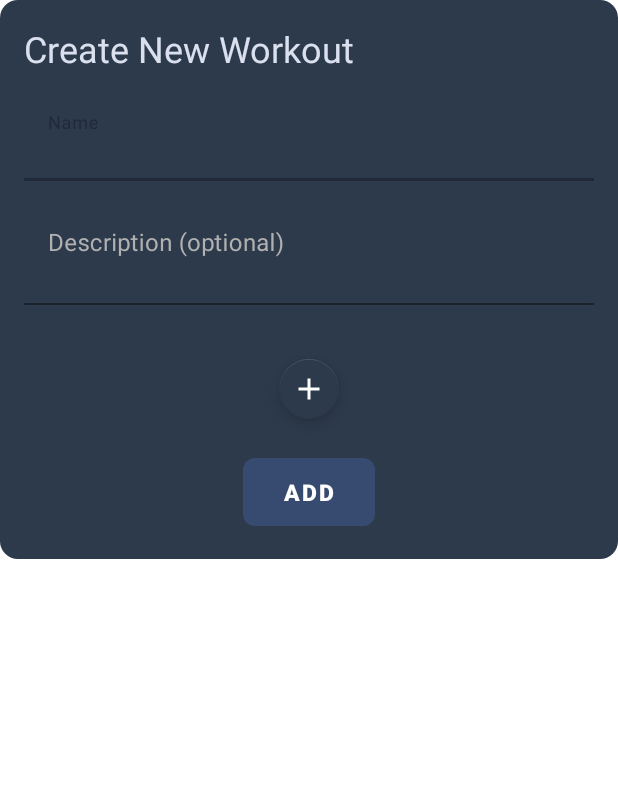
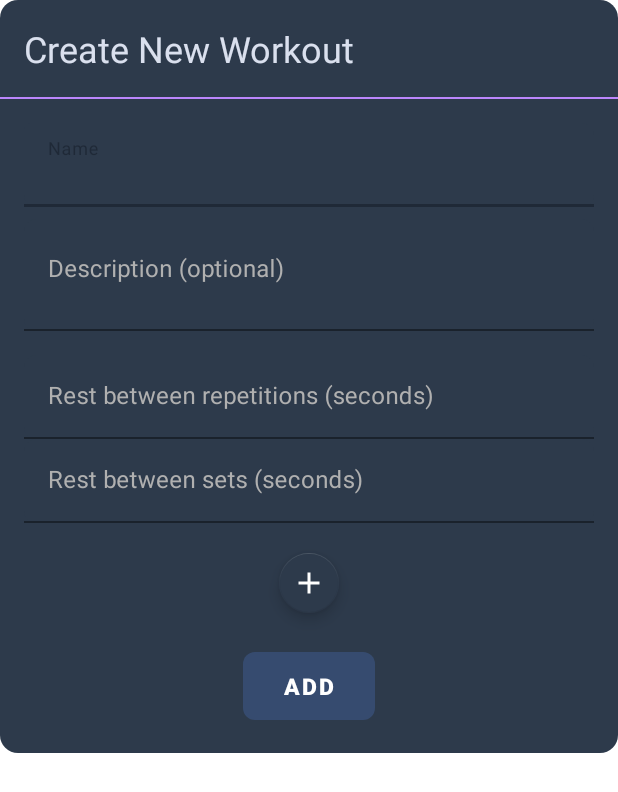
Before and after one commit to CrimPi-project/CrimPi-android-app, an Android app: the layout dialog_add_workout.xml on its own in the app's theme, with its tools: preview values and no code run, on a phone screen of 412 x 824 dp. Shown: the top 792 px of the screen. Run offline under Robolectric (Android 15) with nearby library versions, the phone set to English and light mode, and no system bars.

Commit message:
Custom workouts are now FULLY functional

```diff
--- a/app/src/main/res/layout/dialog_add_workout.xml
+++ b/app/src/main/res/layout/dialog_add_workout.xml
@@ -1,16 +1,22 @@
-<!-- dialog_add_workout.xml -->
 <ScrollView xmlns:android="http://schemas.android.com/apk/res/android"
     xmlns:app="http://schemas.android.com/apk/res-auto"
     xmlns:tools="http://schemas.android.com/tools"
     android:layout_width="match_parent"
     android:layout_height="wrap_content"
-    android:background="@drawable/rounded_dialog_background"
-    android:padding="16dp">
+    android:background="@drawable/rounded_dialog_background">
 
     <LinearLayout
         android:layout_width="match_parent"
         android:layout_height="wrap_content"
         android:orientation="vertical">
+
+        <LinearLayout
+            android:layout_width="match_parent"
+            android:layout_height="wrap_content"
+            android:orientation="vertical"
+            android:paddingStart="16dp"
+            android:paddingEnd="16dp"
+            android:paddingTop="16dp">
 
             <TextView
                 android:layout_width="match_parent"
@@ -20,9 +26,23 @@
                 android:gravity="start"
                 android:text="@string/create_new_workout"
                 android:textColor="@color/primary_text_color"
-            android:textSize="24sp" /> <!-- Hiding title as per your image -->
+                android:textSize="24sp" />
+        </LinearLayout>
 
-        <!-- Workout Name -->
+        <View
+            android:layout_width="match_parent"
+            android:layout_height="1dp"
+            android:layout_marginBottom="16dp"
+            android:background="@color/purple_200" />
+
+        <LinearLayout
+            android:layout_width="match_parent"
+            android:layout_height="wrap_content"
+            android:orientation="vertical"
+            android:paddingStart="16dp"
+            android:paddingEnd="16dp"
+            android:paddingBottom="16dp">
+
             <com.google.android.material.textfield.TextInputLayout
                 android:layout_width="match_parent"
                 android:layout_height="wrap_content"
@@ -42,7 +62,6 @@
                     android:textColor="@color/primary_text_color" />
             </com.google.android.material.textfield.TextInputLayout>
 
-        <!-- Workout Description -->
             <com.google.android.material.textfield.TextInputLayout
                 android:layout_width="match_parent"
                 android:layout_height="wrap_content"
@@ -65,7 +84,44 @@
                     android:textColor="@color/primary_text_color" />
             </com.google.android.material.textfield.TextInputLayout>
 
-        <!-- Container for dynamically added exercise lines -->
+            <com.google.android.material.textfield.TextInputLayout
+                android:layout_width="match_parent"
+                android:layout_height="wrap_content"
+                android:hint="@string/rest_between_repetitions"
+                android:textColorHint="@color/text_light_gray"
+                app:boxBackgroundColor="@color/primary_navy"
+                app:boxCornerRadiusBottomEnd="8dp"
+                app:boxCornerRadiusBottomStart="8dp"
+                app:boxCornerRadiusTopEnd="8dp"
+                app:boxCornerRadiusTopStart="8dp">
+
+                <com.google.android.material.textfield.TextInputEditText
+                    android:id="@+id/edit_text_rest_between_repetitions"
+                    android:layout_width="match_parent"
+                    android:layout_height="wrap_content"
+                    android:inputType="number"
+                    android:textColor="@color/text_light_gray" />
+            </com.google.android.material.textfield.TextInputLayout>
+
+            <com.google.android.material.textfield.TextInputLayout
+                android:layout_width="match_parent"
+                android:layout_height="wrap_content"
+                android:hint="@string/rest_between_sets"
+                android:textColorHint="@color/text_light_gray"
+                app:boxBackgroundColor="@color/primary_navy"
+                app:boxCornerRadiusBottomEnd="8dp"
+                app:boxCornerRadiusBottomStart="8dp"
+                app:boxCornerRadiusTopEnd="8dp"
+                app:boxCornerRadiusTopStart="8dp">
+
+                <com.google.android.material.textfield.TextInputEditText
+                    android:id="@+id/edit_text_rest_between_sets"
+                    android:layout_width="match_parent"
+                    android:layout_height="wrap_content"
+                    android:inputType="number"
+                    android:textColor="@color/text_light_gray" />
+            </com.google.android.material.textfield.TextInputLayout>
+
             <LinearLayout
                 android:id="@+id/layout_exercises_container_main"
                 android:layout_width="match_parent"
@@ -73,7 +129,6 @@
                 android:layout_marginBottom="8dp"
                 android:orientation="vertical" />
 
-        <!-- Mini plus button to Add New Exercise -->
             <com.google.android.material.floatingactionbutton.FloatingActionButton
                 android:id="@+id/fab_add_exercise_main"
                 android:layout_width="wrap_content"
@@ -89,14 +144,11 @@
                 app:fabSize="mini"
                 app:tint="@android:color/white" />
 
-        <!-- Action Buttons -->
             <LinearLayout
                 android:layout_width="match_parent"
                 android:layout_height="wrap_content"
                 android:gravity="center_horizontal"
-            android:orientation="horizontal"> <!-- Centered as per your image -->
-
-            <Button
+                android:orientation="horizontal"> <Button
                 android:id="@+id/button_add"
                 style="@style/RoundedButton"
                 android:layout_width="wrap_content"
@@ -110,4 +162,5 @@
                 app:cornerRadius="8dp" />
             </LinearLayout>
         </LinearLayout>
+    </LinearLayout>
 </ScrollView>
--- a/app/src/main/res/layout/dialog_body_weight_input.xml
+++ b/app/src/main/res/layout/dialog_body_weight_input.xml
@@ -27,6 +27,7 @@
         android:layout_marginBottom="24dp"
         android:backgroundTint="@color/purple_200"
         android:hint="@string/body_weight_hint"
+        android:importantForAutofill="no"
         android:inputType="numberDecimal"
         android:padding="12dp"
         android:textColor="@color/primary_text_color"
--- a/app/src/main/res/values/strings.xml
+++ b/app/src/main/res/values/strings.xml
@@ -70,4 +70,6 @@
     <string name="resttimer">restTimer</string>
     <string name="workout_completed">Workout Completed!</string>
     <string name="workout_started">Workout Started!</string>
+    <string name="rest_between_sets">Rest between sets (seconds)</string>
+    <string name="rest_between_repetitions">Rest between repetitions (seconds)</string>
 </resources>
```
Also changed, not shown: app/src/main/java/com/almogbb/crimpi/fragments/AddWorkoutDialogFragment.java (+19 -7 lines), app/src/main/java/com/almogbb/crimpi/fragments/MyWorkoutsFragment.java (+4 -3 lines), app/src/main/java/com/almogbb/crimpi/workouts/CustomWorkout.java (+108 -76 lines), app/src/main/java/com/almogbb/crimpi/workouts/CustomWorkoutData.java (+16 -2 lines), app/src/main/java/com/almogbb/crimpi/workouts/WorkoutSet.java (+1 -10 lines), app/src/main/res/layout/item_add_exercise.xml (+3 -8 lines). Lines whose indentation alone changed are shown as unchanged.
